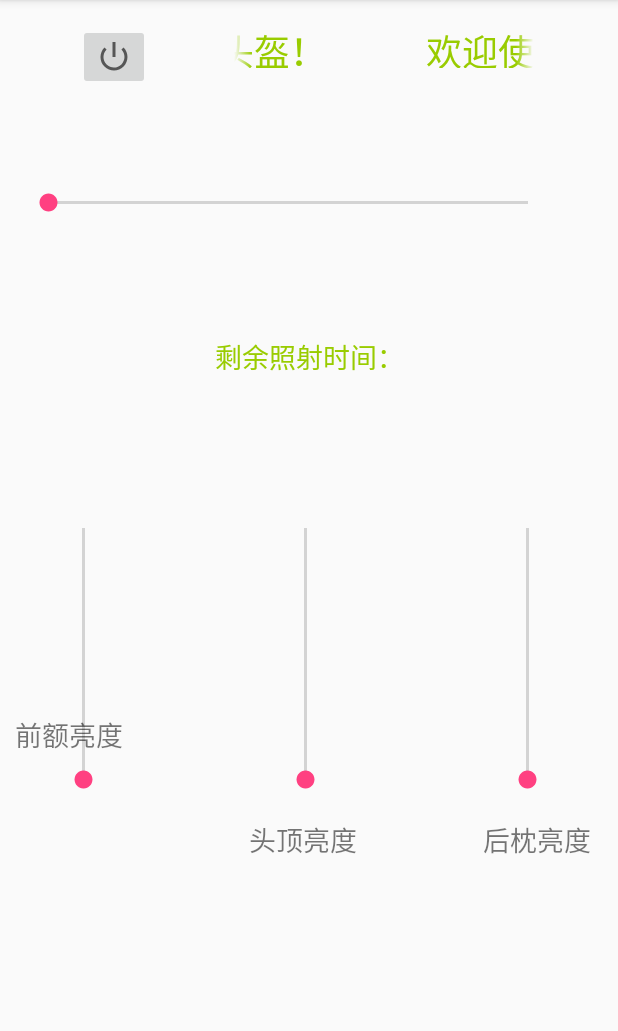
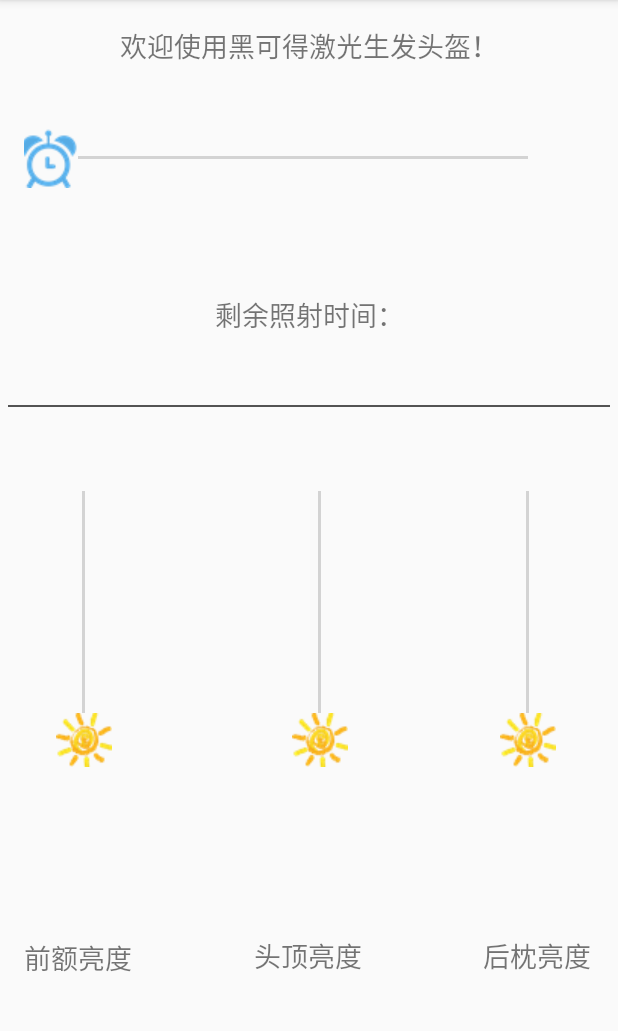
Before and after one commit to 3100702135/headcare, an Android app: the screen it shows after launch (MainActivity), on a phone screen of 412 x 824 dp, the part 84-1115 px from its top. Run offline under Robolectric (Android 15) with nearby library versions, the phone set to English and light mode, and no system bars.

Commit message:
优化界面
优化界面

```diff
--- a/app/src/main/java/com/example/administrator/headcare/MainActivity.java
+++ b/app/src/main/java/com/example/administrator/headcare/MainActivity.java
@@ -195,7 +195,6 @@ public class MainActivity extends AppCompatActivity
     public boolean onNavigationItemSelected(MenuItem item) {
         // Handle navigation view item clicks here.
         int id = item.getItemId();
-
         if (id == R.id.nav_camera) {
             // Handle the camera action
         } else if (id == R.id.nav_gallery) {
@@ -286,13 +285,13 @@ public class MainActivity extends AppCompatActivity
 
     }
 
-    //刷新蓝牙
-    public  void  reflashBlue(View v)
-    {
-//        SendStr("helloWord");
-        startActivityForResult();
-
-    }
+//    //刷新蓝牙
+//    public  void  reflashBlue(View v)
+//    {
+////        SendStr("helloWord");
+//        startActivityForResult();
+//
+//    }
 
 //    //使本机蓝牙在300秒内可被搜索
 //    private void ensureDiscoverable() {
--- a/app/src/main/java/com/example/administrator/headcare/util/TimerTextView.java
+++ b/app/src/main/java/com/example/administrator/headcare/util/TimerTextView.java
@@ -53,7 +53,7 @@ public class TimerTextView extends AppCompatTextView implements Runnable{
         //标示已经启动
         if(run){
             ComputeTime();
-            String strTime=  "剩余照射时间"+mmin+"分钟:"+msecond+"秒";
+            String strTime=  "剩余照射时间："+mmin+"分钟:"+msecond+"秒";
             this.setText(strTime);
             postDelayed(this, 1000);
         }else {
--- a/app/src/main/res/layout/content_main.xml
+++ b/app/src/main/res/layout/content_main.xml
@@ -14,9 +14,10 @@
         android:layout_height="200dp"
         android:layout_marginEnd="20dp"
         android:layout_marginRight="20dp"
-        android:layout_marginTop="68dp"
+        android:layout_marginTop="40dp"
+        android:thumb="@drawable/sun"
         app:layout_constraintEnd_toEndOf="parent"
-        app:layout_constraintTop_toBottomOf="@+id/timer_text_view" />
+        app:layout_constraintTop_toBottomOf="@+id/textLine" />
 
     <com.example.administrator.headcare.util.VerticalSeekBar
         android:id="@+id/verticalSeekbarF"
@@ -24,9 +25,10 @@
         android:layout_height="200dp"
         android:layout_marginLeft="16dp"
         android:layout_marginStart="16dp"
-        android:layout_marginTop="68dp"
+        android:layout_marginTop="40dp"
+        android:thumb="@drawable/sun"
         app:layout_constraintStart_toStartOf="parent"
-        app:layout_constraintTop_toBottomOf="@+id/timer_text_view" />
+        app:layout_constraintTop_toBottomOf="@+id/textLine" />
 
     <com.example.administrator.headcare.util.VerticalSeekBar
         android:id="@+id/verticalSeekbarT"
@@ -36,36 +38,42 @@
         android:layout_marginLeft="50dp"
         android:layout_marginRight="50dp"
         android:layout_marginStart="50dp"
-        android:layout_marginTop="68dp"
+        android:layout_marginTop="40dp"
+        android:thumb="@drawable/sun"
         app:layout_constraintEnd_toStartOf="@+id/verticalSeekbarB"
+        app:layout_constraintHorizontal_bias="0.75"
         app:layout_constraintStart_toEndOf="@+id/verticalSeekbarF"
-        app:layout_constraintTop_toBottomOf="@+id/timer_text_view" />
+        app:layout_constraintTop_toBottomOf="@+id/textLine" />
+
 
     <TextView
         android:id="@+id/textViewF"
         android:layout_width="80dp"
-        android:layout_height="0dp"
-        android:layout_marginBottom="15dp"
-        android:layout_marginLeft="10dp"
-        android:layout_marginStart="10dp"
-        android:layout_marginTop="10dp"
+        android:layout_height="28dp"
+        android:layout_marginBottom="8dp"
+        android:layout_marginLeft="16dp"
+        android:layout_marginStart="16dp"
+        android:layout_marginTop="5dp"
         android:text="前额亮度"
         android:textSize="18sp"
         app:layout_constraintBottom_toBottomOf="parent"
         app:layout_constraintStart_toStartOf="parent"
-        app:layout_constraintTop_toBottomOf="@+id/imageButton" />
+        app:layout_constraintTop_toBottomOf="@+id/verticalSeekbarF" />
 
     <TextView
         android:id="@+id/textViewT"
         android:layout_width="80dp"
         android:layout_height="30dp"
+        android:layout_marginBottom="8dp"
         android:layout_marginEnd="50dp"
         android:layout_marginLeft="50dp"
         android:layout_marginRight="50dp"
         android:layout_marginStart="50dp"
-        android:layout_marginTop="10dp"
+        android:layout_marginTop="5dp"
         android:text="头顶亮度"
+        android:textColorLink="@android:color/holo_green_dark"
         android:textSize="18sp"
+        app:layout_constraintBottom_toBottomOf="parent"
         app:layout_constraintEnd_toStartOf="@+id/textViewB"
         app:layout_constraintStart_toEndOf="@+id/textViewF"
         app:layout_constraintTop_toBottomOf="@+id/verticalSeekbarT" />
@@ -74,23 +82,22 @@
         android:id="@+id/textViewB"
         android:layout_width="80dp"
         android:layout_height="30dp"
+        android:layout_marginBottom="8dp"
         android:layout_marginEnd="10dp"
         android:layout_marginRight="10dp"
-        android:layout_marginTop="10dp"
+        android:layout_marginTop="5dp"
         android:text="后枕亮度"
         android:textSize="18sp"
+        app:layout_constraintBottom_toBottomOf="parent"
         app:layout_constraintEnd_toEndOf="parent"
         app:layout_constraintTop_toBottomOf="@+id/verticalSeekbarB" />
 
     <TextView
         android:id="@+id/description"
-        android:layout_width="200dp"
-        android:layout_height="29dp"
+        android:layout_width="317dp"
+        android:layout_height="45dp"
         android:layout_marginBottom="8dp"
-        android:layout_marginEnd="20dp"
-        android:layout_marginLeft="50dp"
-        android:layout_marginRight="20dp"
-        android:layout_marginTop="16dp"
+        android:layout_marginTop="8dp"
         android:ellipsize="marquee"
         android:focusable="true"
         android:focusableInTouchMode="true"
@@ -99,14 +106,12 @@
         android:onClick="openPart"
         android:singleLine="true"
         android:text="欢迎使用黑可得激光生发头盔！"
-        android:textColor="@android:color/holo_green_light"
-        android:textSize="24sp"
+        android:textSize="18sp"
         app:layout_constraintBottom_toBottomOf="parent"
         app:layout_constraintEnd_toEndOf="parent"
-        app:layout_constraintStart_toEndOf="@+id/imageButton"
+        app:layout_constraintStart_toStartOf="parent"
         app:layout_constraintTop_toTopOf="parent"
-        app:layout_constraintVertical_bias="0.0"
-        tools:text="欢迎使用黑可得激光生发头盔！" />
+        app:layout_constraintVertical_bias="0.0" />
 
 
     <com.example.administrator.headcare.util.TimerTextView
@@ -120,13 +125,12 @@
         android:layout_marginStart="8dp"
         android:gravity="center_horizontal"
         android:text="剩余照射时间："
-        android:textColor="@android:color/holo_green_light"
         android:textSize="18sp"
         app:layout_constraintBottom_toBottomOf="parent"
         app:layout_constraintEnd_toEndOf="parent"
         app:layout_constraintStart_toStartOf="parent"
         app:layout_constraintTop_toTopOf="parent"
-        app:layout_constraintVertical_bias="0.313" />
+        app:layout_constraintVertical_bias="0.274" />
 
     <SeekBar
         android:id="@+id/seekBarTime"
@@ -140,28 +144,26 @@
         android:layout_marginStart="16dp"
         android:layout_marginTop="80dp"
         android:max="30"
+        android:thumb="@drawable/clock"
         app:layout_constraintBottom_toBottomOf="parent"
         app:layout_constraintEnd_toEndOf="parent"
         app:layout_constraintHorizontal_bias="0.0"
         app:layout_constraintStart_toStartOf="parent"
         app:layout_constraintTop_toTopOf="parent"
-        app:layout_constraintVertical_bias="0.052" />
+        app:layout_constraintVertical_bias="0.005" />
 
-    <ImageButton
-        android:id="@+id/imageButton"
-        android:layout_width="wrap_content"
-        android:layout_height="wrap_content"
-        android:layout_marginBottom="406dp"
-        android:layout_marginEnd="20dp"
-        android:layout_marginLeft="16dp"
-        android:layout_marginRight="20dp"
-        android:layout_marginStart="16dp"
-        android:layout_marginTop="16dp"
-        android:onClick="reflashBlue"
-        app:layout_constraintBottom_toTopOf="@+id/textViewF"
-        app:layout_constraintEnd_toStartOf="@+id/description"
+    <TextView
+        android:id="@+id/textLine"
+        android:layout_width="fill_parent"
+        android:layout_height="1dp"
+        android:layout_marginEnd="5dp"
+        android:layout_marginLeft="5dp"
+        android:layout_marginRight="5dp"
+        android:layout_marginStart="5dp"
+        android:layout_marginTop="30dp"
+        android:background="#aa000000"
+        app:layout_constraintEnd_toEndOf="parent"
         app:layout_constraintStart_toStartOf="parent"
-        app:layout_constraintTop_toTopOf="parent"
-        app:srcCompat="@android:drawable/ic_lock_power_off" />
+        app:layout_constraintTop_toBottomOf="@+id/timer_text_view" />
 
 </android.support.constraint.ConstraintLayout>
--- a/app/src/main/res/layout/nav_header_main.xml
+++ b/app/src/main/res/layout/nav_header_main.xml
@@ -16,21 +16,22 @@
         android:id="@+id/imageView"
         android:layout_width="wrap_content"
         android:layout_height="wrap_content"
-        android:contentDescription="@string/nav_header_desc"
+        android:background="@mipmap/ic_launcher"
+        android:contentDescription="@string/app_name"
         android:paddingTop="@dimen/nav_header_vertical_spacing"
-        app:srcCompat="@mipmap/ic_launcher_round" />
+        app:srcCompat="@mipmap/ic_launcher" />
 
     <TextView
         android:layout_width="match_parent"
         android:layout_height="wrap_content"
         android:paddingTop="@dimen/nav_header_vertical_spacing"
-        android:text="@string/nav_header_title"
+        android:text="黑可得激光生发头盔"
         android:textAppearance="@style/TextAppearance.AppCompat.Body1" />
 
     <TextView
         android:id="@+id/textView"
         android:layout_width="wrap_content"
         android:layout_height="wrap_content"
-        android:text="@string/nav_header_subtitle" />
+        android:text="postmaster@hzdanxing.com" />
 
 </LinearLayout>
```
Also changed, not shown: app/src/main/res/drawable/clock.png (added), app/src/main/res/drawable/sun.png (added).
